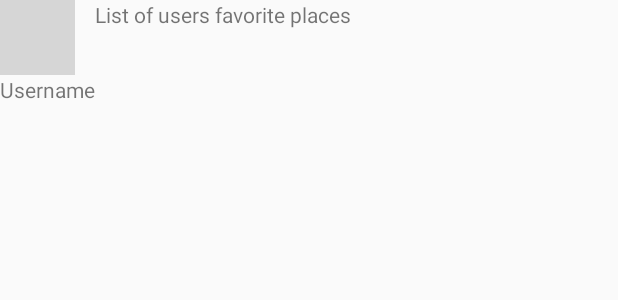
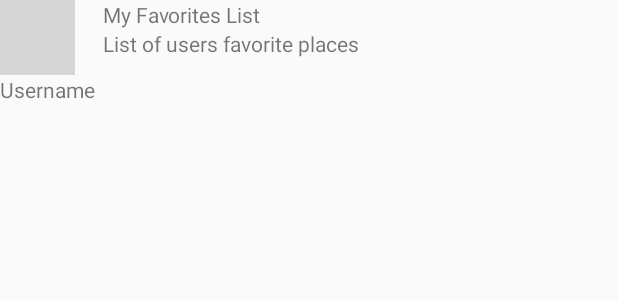
Before and after one commit to CoderAbdiaziz/Travely, an Android app: the layout item_feed.xml on its own in the app's theme, with its tools: preview values and no code run, on a phone screen of 412 x 824 dp. Shown: the top 300 px of the screen. Run offline under Robolectric (Android 15) with nearby library versions, the phone set to English and light mode, and no system bars; grey boxes are pictures that could not be loaded.

Commit message:
fixed feed to show

```diff
--- a/app/src/main/java/Fragments/FavoritesFragment.java
+++ b/app/src/main/java/Fragments/FavoritesFragment.java
@@ -57,6 +57,7 @@ public class FavoritesFragment extends Fragment {
         btnShare.setOnClickListener(new View.OnClickListener() {
             @Override
             public void onClick(View view) {
+
                 newPost();
             }
         });
--- a/app/src/main/java/Fragments/FeedFragment.java
+++ b/app/src/main/java/Fragments/FeedFragment.java
@@ -56,6 +56,7 @@ public class FeedFragment extends Fragment {
 
     private void queryPosts() {
         ParseQuery<Post> query = ParseQuery.getQuery(Post.class);
+        query.include("username");
         query.findInBackground(new FindCallback<Post>() {
             @Override
             public void done(List<Post> posts, ParseException e) {
--- a/app/src/main/java/com/example/travely/DetailsActivity.java
+++ b/app/src/main/java/com/example/travely/DetailsActivity.java
@@ -12,6 +12,7 @@ import android.view.View;
 import android.widget.Button;
 import android.widget.ImageView;
 import android.widget.TextView;
+import android.widget.Toast;
 
 import com.google.android.gms.common.api.ApiException;
 import com.google.android.gms.tasks.OnFailureListener;
@@ -51,7 +52,7 @@ public class DetailsActivity extends AppCompatActivity {
     String placeID;
     PlacesClient placesClient;
     String placeName;
-
+    Context context;
 
 
     @Override
@@ -76,7 +77,6 @@ public class DetailsActivity extends AppCompatActivity {
                 favorites.put(placeName);
                 user.put(Post.FAVORITE_LIST, favorites);
                 user.saveInBackground();
-
             }
         });
         queryPost();
--- a/app/src/main/java/com/example/travely/Post.java
+++ b/app/src/main/java/com/example/travely/Post.java
@@ -15,7 +15,6 @@ import java.util.Date;
 @ParseClassName("Post")
 public class Post extends ParseObject {
     public static final String FAVORITE_LIST = "favoriteList";
-    public static final String KEY_CREATED_AT = "createdAt";
     public static final String PROFILE_PIC = "profilePic";
     public static final String KEY_USER = "username";
 
--- a/app/src/main/res/layout/activity_change_picture.xml
+++ b/app/src/main/res/layout/activity_change_picture.xml
@@ -7,6 +7,7 @@
     android:gravity="center"
     android:orientation="vertical"
     android:textAlignment="center"
+    android:background="#B6DFE4"
     tools:context=".ChangePictureActivity">
 
     <ImageView
--- a/app/src/main/res/layout/activity_details.xml
+++ b/app/src/main/res/layout/activity_details.xml
@@ -5,6 +5,7 @@
     xmlns:tools="http://schemas.android.com/tools"
     android:layout_width="match_parent"
     android:layout_height="match_parent"
+    android:background="#B6DFE4"
     tools:context=".DetailsActivity">
 
 
--- a/app/src/main/res/layout/item_feed.xml
+++ b/app/src/main/res/layout/item_feed.xml
@@ -5,9 +5,11 @@
     xmlns:tools="http://schemas.android.com/tools"
     android:layout_width="match_parent"
     android:layout_height="match_parent">
+
     <LinearLayout
         android:layout_width="wrap_content"
         android:layout_height="wrap_content"
+        android:layout_marginRight="5dp"
         android:orientation="vertical">
 
         <ImageView
@@ -23,11 +25,25 @@
             tools:text="Username" />
     </LinearLayout>
 
-    <TextView
-        android:id="@+id/tvFavoriteList"
+    <LinearLayout
         android:layout_width="wrap_content"
         android:layout_height="wrap_content"
-        tools:text="List of users favorite places" />
+        android:orientation="vertical"
+        >
+
+        <TextView
+            android:id="@+id/textView"
+            android:layout_width="wrap_content"
+            android:layout_height="wrap_content"
+            android:layout_weight="1"
+            android:text="My Favorites List" />
+
+        <TextView
+            android:id="@+id/tvFavoriteList"
+            android:layout_width="wrap_content"
+            android:layout_height="wrap_content"
+            tools:text="List of users favorite places" />
+    </LinearLayout>
 
 
 </LinearLayout>
```
